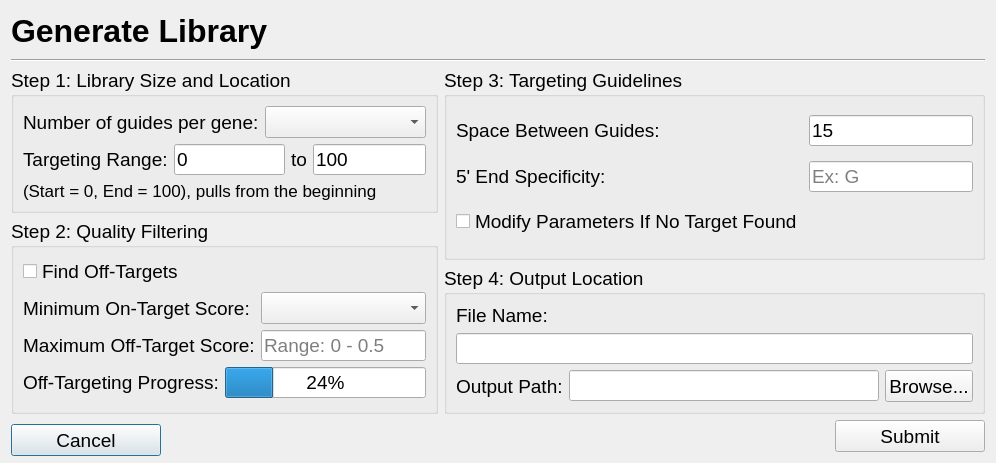
The window that library_prompt.ui (TrinhLab/CASPERapp) describes before a commit, drawn with Qt 5.
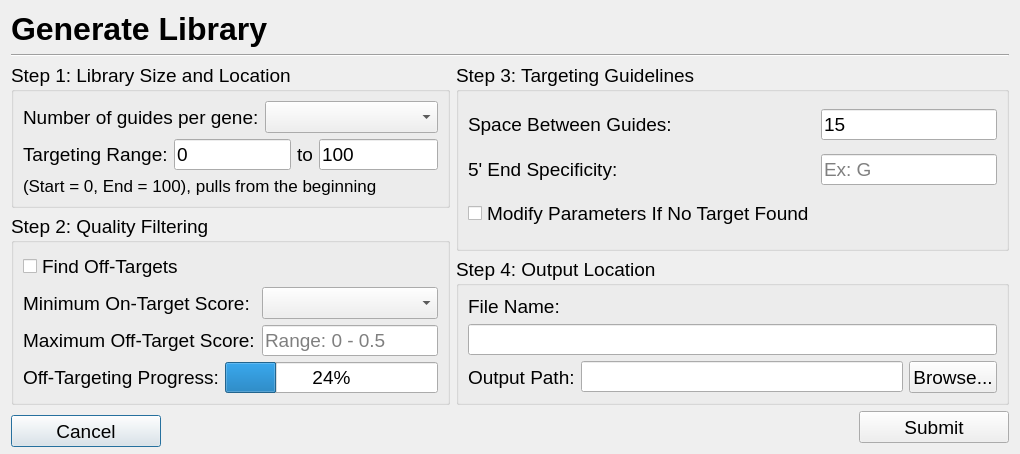
The same window after the commit.

```diff
--- a/library_prompt.ui
+++ b/library_prompt.ui
@@ -6,8 +6,8 @@
    <rect>
     <x>0</x>
     <y>0</y>
-    <width>996</width>
-    <height>463</height>
+    <width>1007</width>
+    <height>482</height>
    </rect>
   </property>
   <property name="font">
@@ -20,6 +20,9 @@
    <string>Generate Library</string>
   </property>
   <layout class="QGridLayout" name="gridLayout">
+   <property name="sizeConstraint">
+    <enum>QLayout::SetFixedSize</enum>
+   </property>
    <item row="3" column="0" rowspan="2" colspan="2">
     <widget class="QGroupBox" name="Step2">
      <property name="maximumSize">
```
